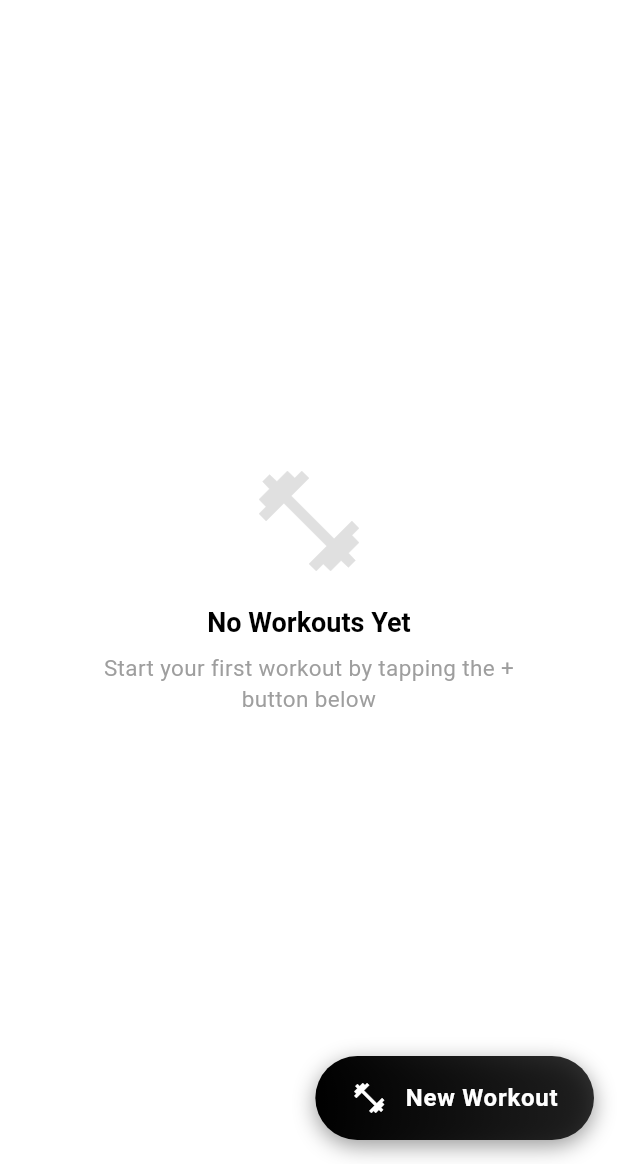
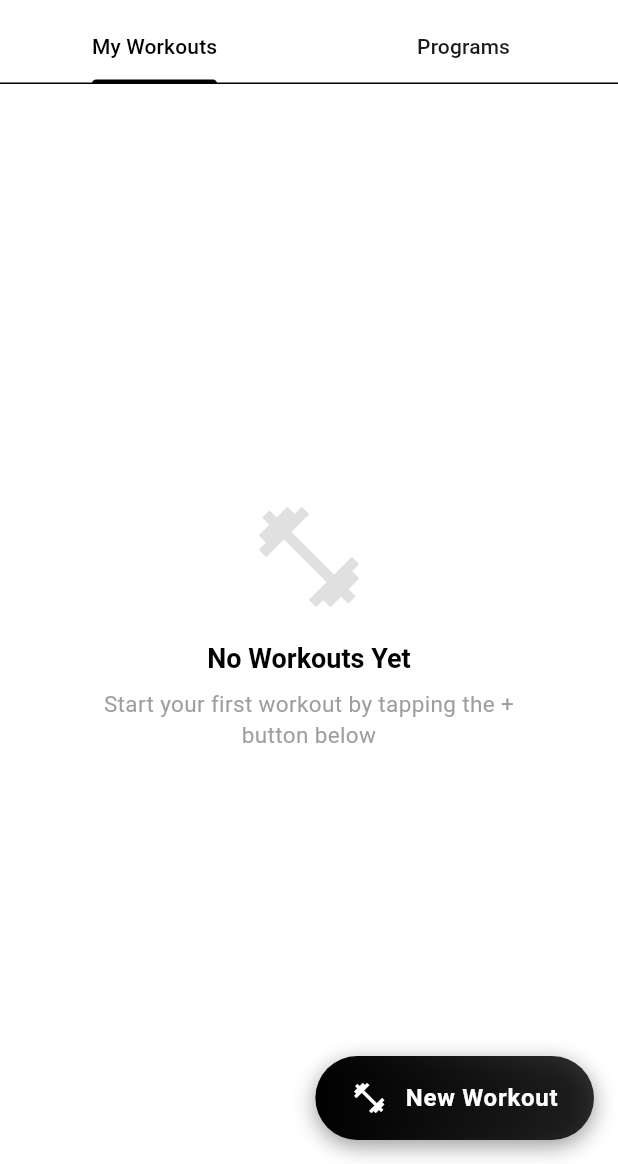
Before and after one commit to abdbabti01/GoHardAPP, a Flutter app: the SessionsScreen screen opened by its route, on a phone screen of 412 x 824 dp, the part 72-1236 px from its top. Run offline on Flutter 3.47's test engine with Material 3 defaults, Android fonts, the phone set to English and light mode, and no system bars; our stand-ins replace audio_service, connectivity_plus, dio, fl_chart, flutter_local_notifications, flutter_markdown and 7 more; accounts and stored records are empty; generated files the repository leaves out were written again; network calls fail.

Commit message:
Reorganize navigation: merge Programs into Workouts, Analytics into Goals
- Reduced bottom nav from 7 to 5 tabs for cleaner UI
- Sessions screen now has tabs: "My Workouts" | "Programs"
- Goals screen now has tabs: "Goals" | "Analytics"
- Updated main_screen.dart to remove standalone Programs and Analytics tabs

Co-Authored-By: Claude Sonnet 4.5 <noreply@anthropic.com>

```diff
--- a/lib/ui/screens/sessions/sessions_screen.dart
+++ b/lib/ui/screens/sessions/sessions_screen.dart
@@ -12,9 +12,9 @@ import '../../widgets/sessions/workout_options_sheet.dart';
 import '../../widgets/sessions/weekly_progress_card.dart';
 import '../../widgets/common/offline_banner.dart';
 import '../../widgets/common/active_workout_banner.dart';
+import '../programs/programs_screen.dart';
 
-/// Sessions screen displaying list of workout sessions
-/// Matches SessionsPage.xaml from MAUI app
+/// Sessions screen with tabs for My Workouts and Programs
 class SessionsScreen extends StatefulWidget {
   const SessionsScreen({super.key});
 
@@ -22,7 +22,9 @@ class SessionsScreen extends StatefulWidget {
   State<SessionsScreen> createState() => _SessionsScreenState();
 }
 
-class _SessionsScreenState extends State<SessionsScreen> {
+class _SessionsScreenState extends State<SessionsScreen>
+    with SingleTickerProviderStateMixin {
+  late TabController _tabController;
   bool _isPlannedExpanded =
       false; // Track if planned workouts section is expanded
   String _pastWorkoutsFilter = 'Last Month'; // Filter for past workouts
@@ -32,12 +34,19 @@ class _SessionsScreenState extends State<SessionsScreen> {
   @override
   void initState() {
     super.initState();
+    _tabController = TabController(length: 2, vsync: this);
     // Load sessions and exercise templates on first build (for offline caching)
     WidgetsBinding.instance.addPostFrameCallback((_) {
       context.read<SessionsProvider>().loadSessions();
       // Trigger exercise templates to load and cache for offline use
       context.read<ExercisesProvider>().loadExercises();
     });
+  }
+
+  @override
+  void dispose() {
+    _tabController.dispose();
+    super.dispose();
   }
 
   Future<void> _handleRefresh() async {
@@ -527,8 +536,16 @@ class _SessionsScreenState extends State<SessionsScreen> {
             tooltip: 'Analytics',
           ),
         ],
+        bottom: TabBar(
+          controller: _tabController,
+          tabs: const [Tab(text: 'My Workouts'), Tab(text: 'Programs')],
         ),
-      body: Column(
+      ),
+      body: TabBarView(
+        controller: _tabController,
+        children: [
+          // My Workouts tab
+          Column(
             children: [
               const ActiveWorkoutBanner(),
               const OfflineBanner(),
@@ -559,7 +576,9 @@ class _SessionsScreenState extends State<SessionsScreen> {
                             ),
                             const SizedBox(height: 8),
                             Padding(
-                          padding: const EdgeInsets.symmetric(horizontal: 32),
+                              padding: const EdgeInsets.symmetric(
+                                horizontal: 32,
+                              ),
                               child: Text(
                                 provider.errorMessage!,
                                 textAlign: TextAlign.center,
@@ -596,7 +615,9 @@ class _SessionsScreenState extends State<SessionsScreen> {
                             ),
                             const SizedBox(height: 8),
                             Padding(
-                          padding: const EdgeInsets.symmetric(horizontal: 48),
+                              padding: const EdgeInsets.symmetric(
+                                horizontal: 48,
+                              ),
                               child: Text(
                                 'Start your first workout by tapping the + button below',
                                 textAlign: TextAlign.center,
@@ -656,7 +677,9 @@ class _SessionsScreenState extends State<SessionsScreen> {
                             .where(
                               (s) =>
                                   s.date.isAfter(
-                                monthStart.subtract(const Duration(days: 1)),
+                                    monthStart.subtract(
+                                      const Duration(days: 1),
+                                    ),
                                   ) &&
                                   s.date.isBefore(monthEnd),
                             )
@@ -677,14 +700,20 @@ class _SessionsScreenState extends State<SessionsScreen> {
                                   !s.date.isBefore(
                                     weekStart,
                                   ) && // After/equal Monday
-                              DateTime(s.date.year, s.date.month, s.date.day) !=
+                                  DateTime(
+                                        s.date.year,
+                                        s.date.month,
+                                        s.date.day,
+                                      ) !=
                                       today, // Not today
                             )
                             .toList();
 
                     // Calculate date range for past workouts filter
                     final filterDays = _getFilterDays(_pastWorkoutsFilter);
-                final filterCutoff = today.subtract(Duration(days: filterDays));
+                    final filterCutoff = today.subtract(
+                      Duration(days: filterDays),
+                    );
 
                     // Past sessions: before this week AND within filter range
                     final pastSessions =
@@ -693,9 +722,13 @@ class _SessionsScreenState extends State<SessionsScreen> {
                               (s) =>
                                   s.status != 'planned' &&
                                   s.status != 'in_progress' &&
-                              s.date.isBefore(weekStart) && // Before this week
+                                  s.date.isBefore(
+                                    weekStart,
+                                  ) && // Before this week
                                   s.date.isAfter(
-                                filterCutoff.subtract(const Duration(days: 1)),
+                                    filterCutoff.subtract(
+                                      const Duration(days: 1),
+                                    ),
                                   ), // Within filter range
                             )
                             .toList();
@@ -704,9 +737,8 @@ class _SessionsScreenState extends State<SessionsScreen> {
                     final groupedPast = DateGroupingUtils.groupSessionsByWeek(
                       pastSessions,
                     );
-                final pastWeekLabels = DateGroupingUtils.getOrderedWeekLabels(
-                  groupedPast,
-                );
+                    final pastWeekLabels =
+                        DateGroupingUtils.getOrderedWeekLabels(groupedPast);
 
                     return RefreshIndicator(
                       onRefresh: _handleRefresh,
@@ -733,7 +765,8 @@ class _SessionsScreenState extends State<SessionsScreen> {
                                       session.id,
                                       session.status,
                                     ),
-                            onDelete: () => _handleDeleteSession(session.id),
+                                onDelete:
+                                    () => _handleDeleteSession(session.id),
                               ),
                             ),
                           ],
@@ -747,7 +780,8 @@ class _SessionsScreenState extends State<SessionsScreen> {
                             ),
                             if (_isPlannedExpanded) ...[
                               () {
-                            final groupedPlanned = _groupPlannedSessionsByName(
+                                final groupedPlanned =
+                                    _groupPlannedSessionsByName(
                                       plannedSessions,
                                     );
 
@@ -804,7 +838,8 @@ class _SessionsScreenState extends State<SessionsScreen> {
                                       session.id,
                                       session.status,
                                     ),
-                            onDelete: () => _handleDeleteSession(session.id),
+                                onDelete:
+                                    () => _handleDeleteSession(session.id),
                               ),
                             ),
                           ],
@@ -822,7 +857,8 @@ class _SessionsScreenState extends State<SessionsScreen> {
                                         session.id,
                                         session.status,
                                       ),
-                              onDelete: () => _handleDeleteSession(session.id),
+                                  onDelete:
+                                      () => _handleDeleteSession(session.id),
                                 ),
                               ),
                             ],
@@ -833,6 +869,10 @@ class _SessionsScreenState extends State<SessionsScreen> {
                   },
                 ),
               ),
+            ],
+          ),
+          // Programs tab
+          const ProgramsScreen(),
         ],
       ),
       floatingActionButton: Container(
```
Also changed, not shown: lib/ui/screens/goals/goals_screen.dart (+26 -4 lines), lib/ui/screens/main_screen.dart (+1 -13 lines). Lines whose indentation alone changed are shown as unchanged.
